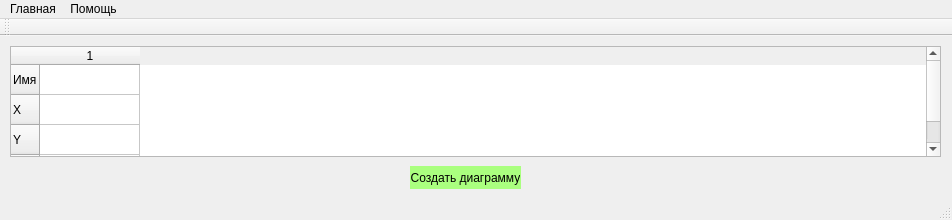
This is mainwindow.ui in Progerspro/Diagram_With_Table as Qt 5 draws it before an edit. The edited form follows.
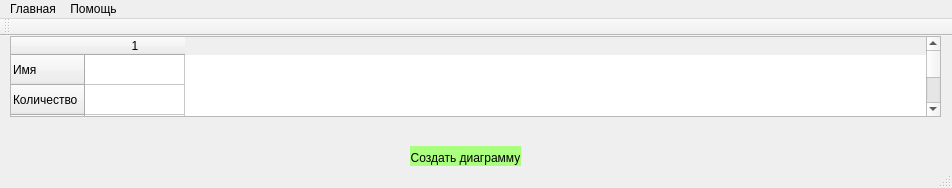
This is the edited form.

Diff of the .ui file:
```diff
--- a/mainwindow.ui
+++ b/mainwindow.ui
@@ -7,7 +7,7 @@
     <x>0</x>
     <y>0</y>
     <width>952</width>
-    <height>220</height>
+    <height>188</height>
    </rect>
   </property>
   <property name="windowTitle">
@@ -18,7 +18,7 @@
     <property name="geometry">
      <rect>
       <x>410</x>
-      <y>130</y>
+      <y>110</y>
       <width>111</width>
       <height>23</height>
      </rect>
@@ -461,9 +461,9 @@
     <property name="geometry">
      <rect>
       <x>10</x>
-      <y>10</y>
+      <y>0</y>
       <width>931</width>
-      <height>111</height>
+      <height>81</height>
      </rect>
     </property>
     <property name="rowCount">
@@ -479,36 +479,12 @@
     </row>
     <row>
      <property name="text">
-      <string>X</string>
+      <string>Количество</string>
      </property>
     </row>
-    <row>
-     <property name="text">
-      <string>Y</string>
-     </property>
-    </row>
+    <row/>
     <row/>
     <column/>
-    <item row="0" column="0">
-     <property name="text">
-      <string/>
-     </property>
-    </item>
-    <item row="1" column="0">
-     <property name="text">
-      <string/>
-     </property>
-    </item>
-    <item row="2" column="0">
-     <property name="text">
-      <string/>
-     </property>
-    </item>
-    <item row="3" column="0">
-     <property name="text">
-      <string/>
-     </property>
-    </item>
    </widget>
    <zorder>tableWidget</zorder>
    <zorder>pushButton</zorder>
```
Left out of the diff: 3 changed lines with no effect on the pictures.
